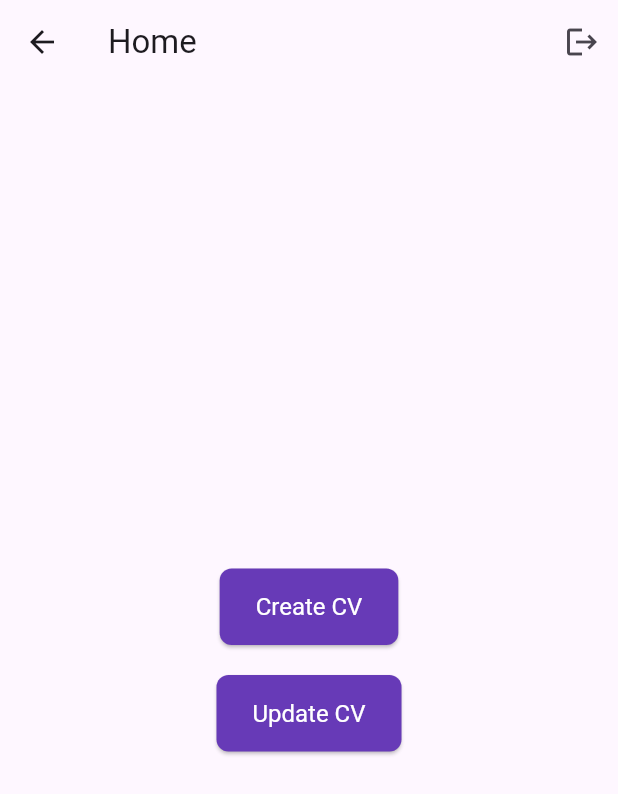
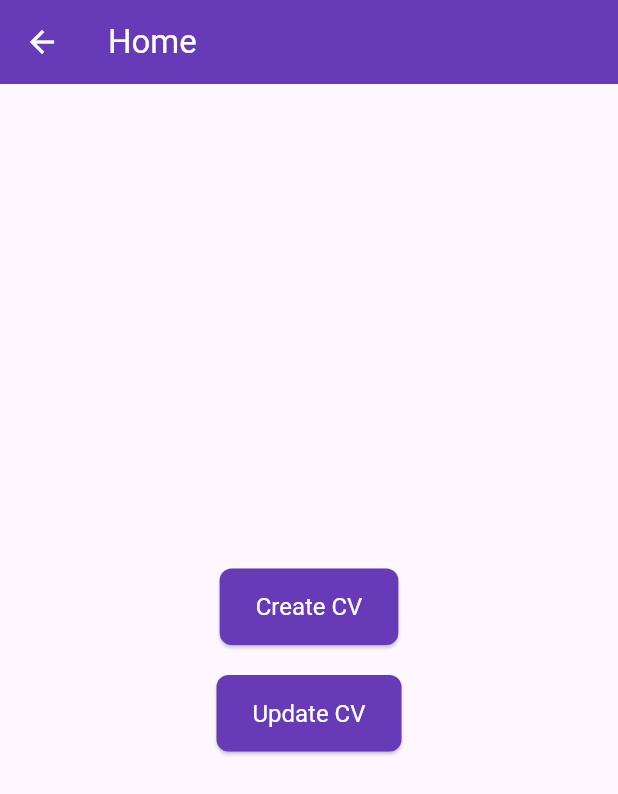
Before and after one commit to ThembaniBliss/new_resume_fmaker, a Flutter app: the HomeScreen screen opened by its route, on a phone screen of 412 x 824 dp. Shown: the top 794 px of the screen. Run offline on Flutter 3.47's test engine with Material 3 defaults, Android fonts, the phone set to English and light mode, and no system bars; our stand-ins replace cloud_firestore, firebase_auth, firebase_core; accounts and stored records are empty.

Commit message:
styled home screen

```diff
--- a/lib/home_screen.dart
+++ b/lib/home_screen.dart
@@ -28,12 +28,8 @@ class HomeScreen extends StatelessWidget {
     return Scaffold(
       appBar: AppBar(
         title: const Text('Home'),
-        actions: [
-          IconButton(
-            icon: const Icon(Icons.logout),
-            onPressed: () => logout(context),
-          ),
-        ],
+        backgroundColor: Colors.deepPurple,
+        foregroundColor: Colors.white,
       ),
       body: Center(
         child: Column(
```
